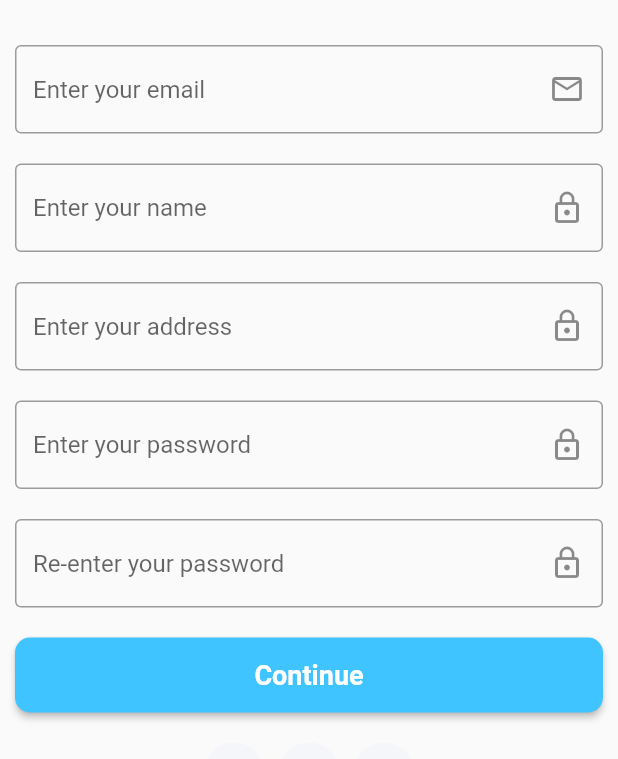
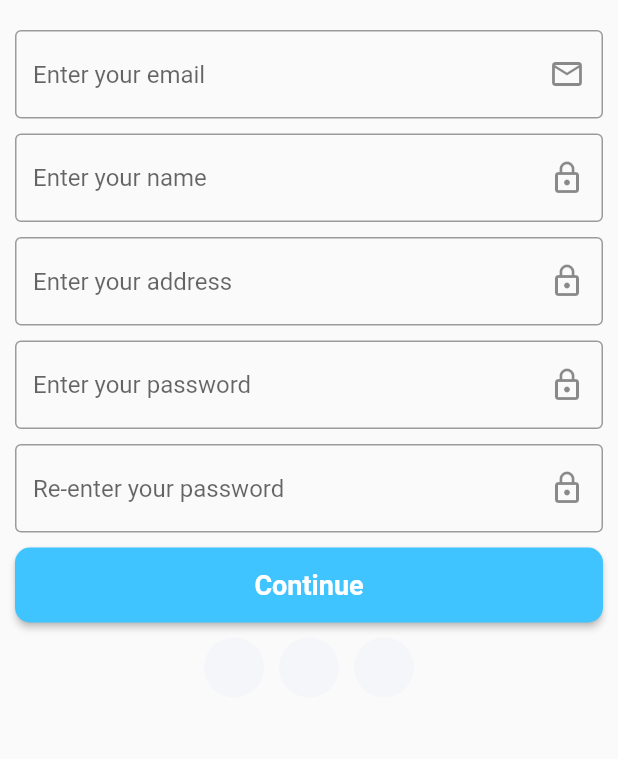
Before and after one commit to tuanhai512/MovieAppFlutter, a Flutter app: the AccountFrag widget shown alone on an empty page, opened directly, on a phone screen of 412 x 824 dp. Shown: the top 759 px of the screen. Run offline on Flutter 3.47's test engine with Material 2 defaults, Android fonts, the phone set to English and light mode, and no system bars; our stand-ins replace flutter_svg, fluttertoast, shared_preferences; missing offline and left inert: dart:js; accounts and stored records are empty; network calls fail.

Commit message:
.update UI 6/5

```diff
--- a/movie_app/lib/details/components/backdrop_rating.dart
+++ b/movie_app/lib/details/components/backdrop_rating.dart
@@ -87,8 +87,7 @@ class BackdropAndRating extends StatelessWidget {
                       children: <Widget>[
                         SvgPicture.asset("assets/icons/star.svg"),
                         SizedBox(height: 20 / 4),
-                        Text("Rate This",
-                            style: Theme.of(context).textTheme.bodyText2),
+                        Text("Rate This", style: Theme.of(context).textTheme.bodyText2),
                       ],
                     ),
                     // Metascore
@@ -117,7 +116,7 @@ class BackdropAndRating extends StatelessWidget {
                               fontSize: 16, fontWeight: FontWeight.w500),
                         ),
                         Text(
-                          "${movie.vote_count!} critic reviews",
+                          "${movie.vote_count!} reviews",
                           style: TextStyle(color: Color(0xFF9A9BB2)),
                         )
                       ],
--- a/movie_app/lib/home/component/fragment/account_fragment.dart
+++ b/movie_app/lib/home/component/fragment/account_fragment.dart
@@ -15,27 +15,27 @@ class _AccountFragState extends State<AccountFrag> {
         child: Column(
           children: [
             SizedBox(
-              height: 20,
+              height: 10,
             ),
             emailTextFormField(),
             SizedBox(
-              height: 20,
+              height: 10,
             ),
             nameTextFormField(),
             SizedBox(
-              height: 20,
+              height: 10,
             ),
             addressTextFormField(),
             SizedBox(
-              height: 20,
+              height: 10,
             ),
             passwordTextFormField(),
             SizedBox(
-              height: 20,
+              height: 10,
             ),
             conformTextFormField(),
             SizedBox(
-              height: 20,
+              height: 10,
             ),
             SizedBox(
               height: 50,
@@ -57,7 +57,7 @@ class _AccountFragState extends State<AccountFrag> {
               ),
             ),
             SizedBox(
-              height: 20,
+              height: 10,
             ),
             Container(
               width: MediaQuery.of(context).size.width,
--- a/movie_app/lib/home/component/fragment/notification_fragment.dart
+++ b/movie_app/lib/home/component/fragment/notification_fragment.dart
@@ -3,10 +3,6 @@ import 'package:flutter/material.dart';
 class NotificationFrag extends StatelessWidget {
   @override
   Widget build(BuildContext context) {
-    return Scaffold(
-      appBar: AppBar(
-        title: Text('notification'),
-      ),
-    );
+  return ListView();
   }
 }
```
Also changed, not shown: movie_app/lib/details/components/body.dart (+29 -1 lines), movie_app/lib/details/components/title_duration_and_fav_btn.dart (+2 -16 lines), movie_app/lib/home/component/body.dart (+10 -7 lines), movie_app/lib/home/component/fragment/home_frag/movie_latest.dart (+5 -3 lines), movie_app/lib/home/component/fragment/home_frag/product_popular.dart (+8 -2 lines), movie_app/lib/home/component/fragment/home_fragment.dart (+6 -4 lines), movie_app/lib/home/component/homeheader.dart (+9 -7 lines), 2 other files.
